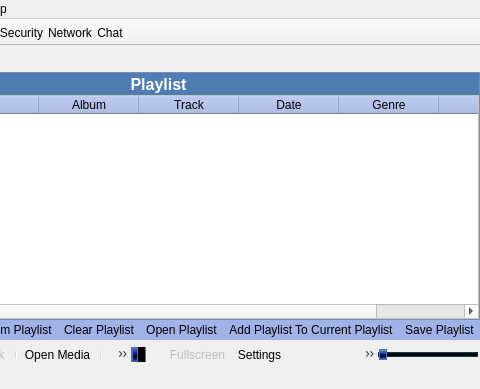
Qt form mainwindow.ui (c3c/quazaa) before a commit; both pictures show x 226 to 706 and y 0 to 389 of the 706 by 389 pixel window.
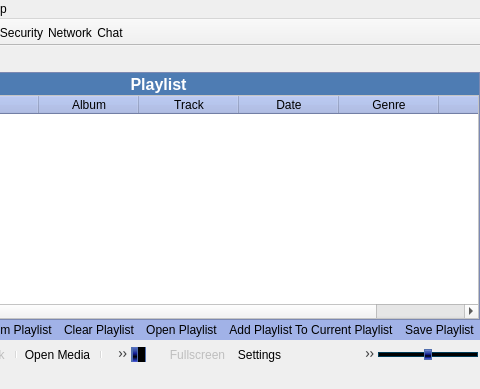
The same form after that commit. The open tabs and pages were chosen to show the change. Icons and pictures are not drawn.

The edit to the form file:
```diff
--- a/mainwindow.ui
+++ b/mainwindow.ui
@@ -18,7 +18,7 @@
     <normaloff>:/Resource/Quazaa.png</normaloff>:/Resource/Quazaa.png</iconset>
   </property>
   <property name="autoFillBackground">
-   <bool>true</bool>
+   <bool>false</bool>
   </property>
   <property name="styleSheet">
    <string notr="true"/>
@@ -28,7 +28,7 @@
   </property>
   <widget class="QWidget" name="centralWidget">
    <property name="autoFillBackground">
-    <bool>true</bool>
+    <bool>false</bool>
    </property>
    <layout class="QGridLayout" name="gridLayout_2">
     <property name="margin">
@@ -1879,7 +1879,7 @@
       </widget>
       <widget class="QWidget" name="pageMedia">
        <property name="autoFillBackground">
-        <bool>true</bool>
+        <bool>false</bool>
        </property>
        <layout class="QGridLayout" name="gridLayout_14">
         <property name="margin">
@@ -1891,7 +1891,7 @@
         <item row="0" column="0">
          <widget class="QFrame" name="frameMedia">
           <property name="autoFillBackground">
-           <bool>true</bool>
+           <bool>false</bool>
           </property>
           <property name="frameShape">
            <enum>QFrame::NoFrame</enum>
@@ -2107,6 +2107,9 @@
                 <property name="maximum">
                  <number>100</number>
                 </property>
+                <property name="sliderPosition">
+                 <number>50</number>
+                </property>
                 <property name="orientation">
                  <enum>Qt::Horizontal</enum>
                 </property>
```
Left out of the diff: 460 changed lines with no effect on the pictures.
